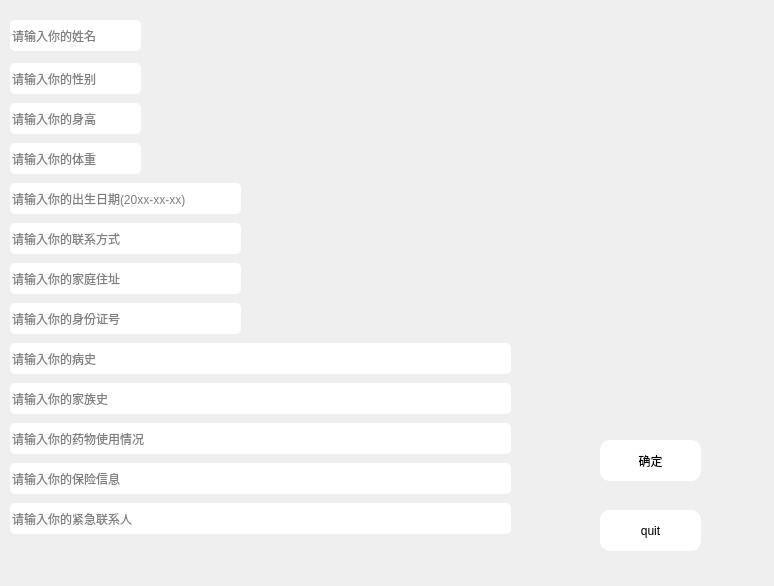
This is demo1/per_information.ui in KeviaWang/work as Qt 5 draws it before an edit. The edited form follows.
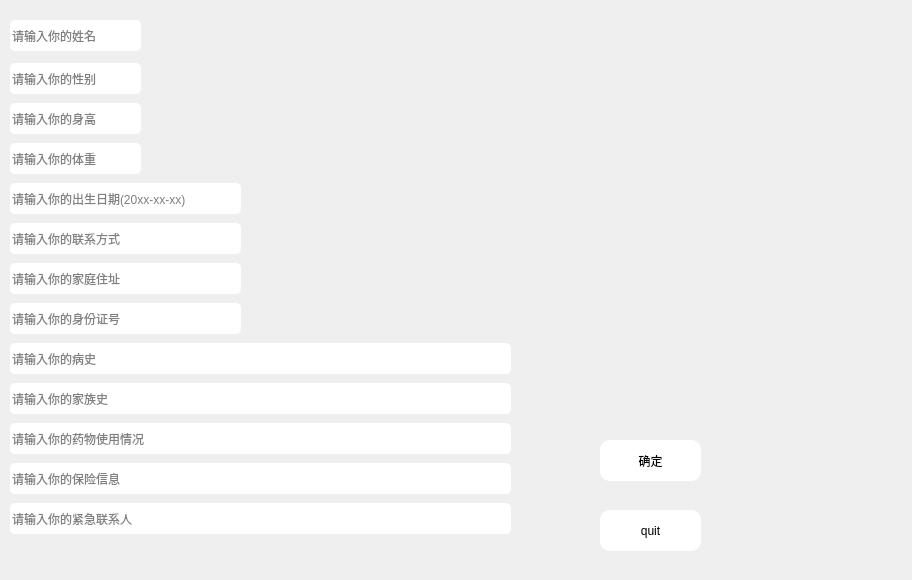
This is the edited form. Icons and pictures are not drawn.

The edit to the form file:
```diff
--- a/demo1/per_information.ui
+++ b/demo1/per_information.ui
@@ -6,8 +6,8 @@
    <rect>
     <x>0</x>
     <y>0</y>
-    <width>774</width>
-    <height>586</height>
+    <width>912</width>
+    <height>580</height>
    </rect>
   </property>
   <property name="windowTitle">
```
Left out of the diff: 15 changed lines with no effect on the pictures.
